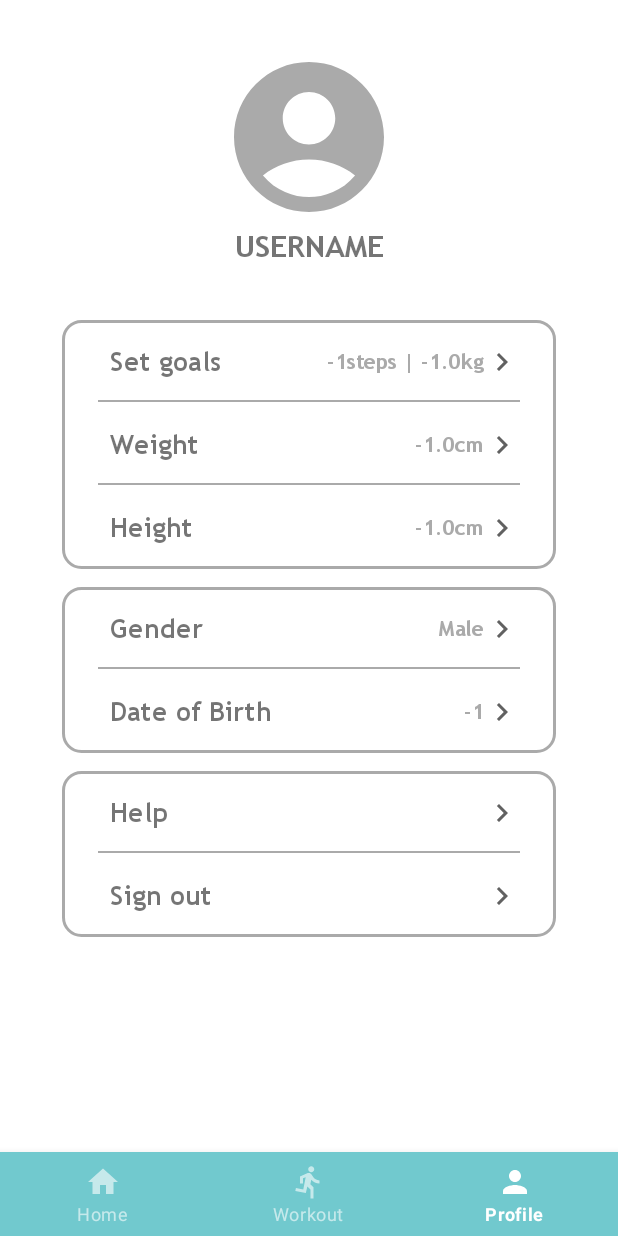
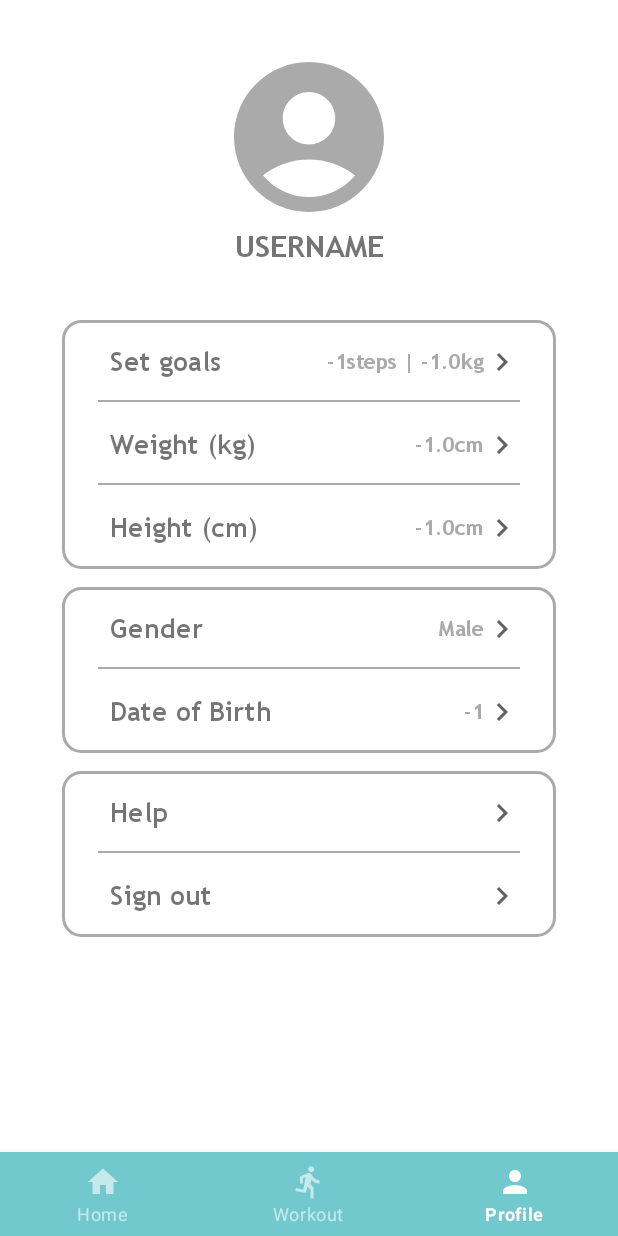
Before and after one commit to Track-io-BME/MainApp, an Android app: the ProfileMenuFragment screen opened through its navigation route, on a phone screen of 412 x 824 dp. Run offline under Robolectric (Android 15) with nearby library versions, the phone set to English and light mode, and no system bars.

Commit message:
profile view model | minor adjustments

```diff
--- a/app/src/main/java/hu/bme/aut/android/trackio/model/ProfileViewModel.kt
+++ b/app/src/main/java/hu/bme/aut/android/trackio/model/ProfileViewModel.kt
@@ -8,6 +8,8 @@ import hu.bme.aut.android.trackio.R
 
 class ProfileViewModel(application: Application) : AndroidViewModel(application) {
     private val INVALID_VALUE = -1
+    private var _username = MutableLiveData("USERNAME")
+    var username : LiveData<String> = _username
     private var _stepsGoal = MutableLiveData(INVALID_VALUE)
     var stepsGoal : LiveData<Int> = _stepsGoal
     private var _weightGoal = MutableLiveData(INVALID_VALUE.toFloat())
--- a/app/src/main/java/hu/bme/aut/android/trackio/ui/profilemenu/ProfileMenuFragment.kt
+++ b/app/src/main/java/hu/bme/aut/android/trackio/ui/profilemenu/ProfileMenuFragment.kt
@@ -23,6 +23,11 @@ class ProfileMenuFragment : Fragment() {
         savedInstanceState: Bundle?
     ): View {
         binding = FragmentProfileMenuBinding.inflate(inflater, container, false)
+        viewModel.username.observe(viewLifecycleOwner) {
+            if (true) {
+                binding.tvUsername.text = it
+            }
+        }
         viewModel.stepsGoal.observe(viewLifecycleOwner) {
             if (true) {
                 binding.tvSetGoalsValues.text = getString(R.string.goals, it, viewModel.weightGoal.value)
--- a/app/src/main/res/layout/fragment_profile_menu.xml
+++ b/app/src/main/res/layout/fragment_profile_menu.xml
@@ -35,7 +35,6 @@
                 android:fontFamily="@font/trebucbd"
                 android:textStyle="bold"
                 android:textSize="20sp"
-                android:text="USERNAME"
                 app:layout_constraintTop_toBottomOf="@id/ivAccount"
                 app:layout_constraintLeft_toLeftOf="parent"
                 app:layout_constraintRight_toRightOf="parent"/>
@@ -69,7 +68,7 @@
                         android:fontFamily="@font/trebucbd"
                         android:paddingVertical="8dp"
                         android:paddingLeft="8dp"
-                        android:text="Set goals"
+                        android:text="@string/set_goals"
                         android:textSize="18sp"
                         app:layout_constraintBottom_toBottomOf="parent"
                         app:layout_constraintLeft_toLeftOf="parent"
@@ -80,7 +79,6 @@
                         android:layout_width="wrap_content"
                         android:layout_height="wrap_content"
                         android:fontFamily="@font/trebucbd"
-                        android:text="5000 steps | 75 kg"
                         android:textColor="@color/hint"
                         android:textSize="14sp"
                         app:layout_constraintBottom_toBottomOf="parent"
@@ -94,7 +92,8 @@
                         android:src="@drawable/ic_baseline_keyboard_arrow_right_24"
                         app:layout_constraintRight_toRightOf="parent"
                         app:layout_constraintTop_toTopOf="parent"
-                        app:layout_constraintBottom_toBottomOf="parent"/>
+                        app:layout_constraintBottom_toBottomOf="parent"
+                        android:contentDescription="@string/set_goals" />
 
                 </androidx.constraintlayout.widget.ConstraintLayout>
 
@@ -115,7 +114,7 @@
                         android:fontFamily="@font/trebucbd"
                         android:paddingVertical="8dp"
                         android:paddingLeft="8dp"
-                        android:text="Weight"
+                        android:text="@string/weight"
                         android:textSize="18sp"
                         app:layout_constraintBottom_toBottomOf="parent"
                         app:layout_constraintLeft_toLeftOf="parent"
@@ -126,7 +125,6 @@
                         android:layout_width="wrap_content"
                         android:layout_height="wrap_content"
                         android:fontFamily="@font/trebucbd"
-                        android:text="80 kg"
                         android:textColor="@color/hint"
                         android:textSize="14sp"
                         app:layout_constraintBottom_toBottomOf="parent"
@@ -140,7 +138,8 @@
                         android:src="@drawable/ic_baseline_keyboard_arrow_right_24"
                         app:layout_constraintRight_toRightOf="parent"
                         app:layout_constraintTop_toTopOf="parent"
-                        app:layout_constraintBottom_toBottomOf="parent"/>
+                        app:layout_constraintBottom_toBottomOf="parent"
+                        android:contentDescription="@string/weight" />
 
                 </androidx.constraintlayout.widget.ConstraintLayout>
 
@@ -160,7 +159,7 @@
                         android:fontFamily="@font/trebucbd"
                         android:paddingVertical="8dp"
                         android:paddingLeft="8dp"
-                        android:text="Height"
+                        android:text="@string/height"
                         android:textSize="18sp"
                         app:layout_constraintBottom_toBottomOf="parent"
                         app:layout_constraintLeft_toLeftOf="parent"
@@ -171,7 +170,6 @@
                         android:layout_width="wrap_content"
                         android:layout_height="wrap_content"
                         android:fontFamily="@font/trebucbd"
-                        android:text="180 cm"
                         android:textColor="@color/hint"
                         android:textSize="14sp"
                         app:layout_constraintBottom_toBottomOf="parent"
@@ -185,7 +183,8 @@
                         android:src="@drawable/ic_baseline_keyboard_arrow_right_24"
                         app:layout_constraintRight_toRightOf="parent"
                         app:layout_constraintTop_toTopOf="parent"
-                        app:layout_constraintBottom_toBottomOf="parent"/>
+                        app:layout_constraintBottom_toBottomOf="parent"
+                        android:contentDescription="@string/height" />
 
                 </androidx.constraintlayout.widget.ConstraintLayout>
 
@@ -220,7 +219,7 @@
                         android:fontFamily="@font/trebucbd"
                         android:paddingVertical="8dp"
                         android:paddingLeft="8dp"
-                        android:text="Gender"
+                        android:text="@string/gender"
                         android:textSize="18sp"
                         app:layout_constraintBottom_toBottomOf="parent"
                         app:layout_constraintLeft_toLeftOf="parent"
@@ -231,7 +230,6 @@
                         android:layout_width="wrap_content"
                         android:layout_height="wrap_content"
                         android:fontFamily="@font/trebucbd"
-                        android:text="Male"
                         android:textColor="@color/hint"
                         android:textSize="14sp"
                         app:layout_constraintBottom_toBottomOf="parent"
@@ -245,7 +243,8 @@
                         android:src="@drawable/ic_baseline_keyboard_arrow_right_24"
                         app:layout_constraintRight_toRightOf="parent"
                         app:layout_constraintTop_toTopOf="parent"
-                        app:layout_constraintBottom_toBottomOf="parent"/>
+                        app:layout_constraintBottom_toBottomOf="parent"
+                        android:contentDescription="@string/gender" />
 
                 </androidx.constraintlayout.widget.ConstraintLayout>
 
@@ -265,7 +264,7 @@
                         android:fontFamily="@font/trebucbd"
                         android:paddingVertical="8dp"
                         android:paddingLeft="8dp"
-                        android:text="Date of Birth"
+                        android:text="@string/date_of_birth"
                         android:textSize="18sp"
                         app:layout_constraintBottom_toBottomOf="parent"
                         app:layout_constraintLeft_toLeftOf="parent"
@@ -276,7 +275,6 @@
                         android:layout_width="wrap_content"
                         android:layout_height="wrap_content"
                         android:fontFamily="@font/trebucbd"
-                        android:text="2000. jan."
                         android:textColor="@color/hint"
                         android:textSize="14sp"
                         app:layout_constraintBottom_toBottomOf="parent"
@@ -290,7 +288,8 @@
                         android:src="@drawable/ic_baseline_keyboard_arrow_right_24"
                         app:layout_constraintRight_toRightOf="parent"
                         app:layout_constraintTop_toTopOf="parent"
-                        app:layout_constraintBottom_toBottomOf="parent"/>
+                        app:layout_constraintBottom_toBottomOf="parent"
+                        android:contentDescription="@string/date_of_birth" />
 
                 </androidx.constraintlayout.widget.ConstraintLayout>
 
@@ -325,7 +324,7 @@
                         android:fontFamily="@font/trebucbd"
                         android:paddingVertical="8dp"
                         android:paddingLeft="8dp"
-                        android:text="Help"
+                        android:text="@string/help"
                         android:textSize="18sp"
                         app:layout_constraintBottom_toBottomOf="parent"
                         app:layout_constraintLeft_toLeftOf="parent"
@@ -338,7 +337,8 @@
                         android:src="@drawable/ic_baseline_keyboard_arrow_right_24"
                         app:layout_constraintRight_toRightOf="parent"
                         app:layout_constraintTop_toTopOf="parent"
-                        app:layout_constraintBottom_toBottomOf="parent"/>
+                        app:layout_constraintBottom_toBottomOf="parent"
+                        android:contentDescription="@string/help" />
 
                 </androidx.constraintlayout.widget.ConstraintLayout>
 
@@ -358,7 +358,7 @@
                         android:fontFamily="@font/trebucbd"
                         android:paddingVertical="8dp"
                         android:paddingLeft="8dp"
-                        android:text="Sign out"
+                        android:text="@string/sign_out"
                         android:textSize="18sp"
                         app:layout_constraintBottom_toBottomOf="parent"
                         app:layout_constraintLeft_toLeftOf="parent"
@@ -371,7 +371,8 @@
                         android:src="@drawable/ic_baseline_keyboard_arrow_right_24"
                         app:layout_constraintRight_toRightOf="parent"
                         app:layout_constraintTop_toTopOf="parent"
-                        app:layout_constraintBottom_toBottomOf="parent"/>
+                        app:layout_constraintBottom_toBottomOf="parent"
+                        android:contentDescription="@string/sign_out" />
 
                 </androidx.constraintlayout.widget.ConstraintLayout>
 
--- a/app/src/main/res/values/strings.xml
+++ b/app/src/main/res/values/strings.xml
@@ -38,5 +38,10 @@
     </string-array>
     <string name="goals">%dsteps | %.1fkg</string>
     <string name="cm">%.1fcm</string>
+    <string name="set_goals">Set goals</string>
+    <string name="gender">Gender</string>
+    <string name="date_of_birth">Date of Birth</string>
+    <string name="help">Help</string>
+    <string name="sign_out">Sign out</string>
 
 </resources>
```
